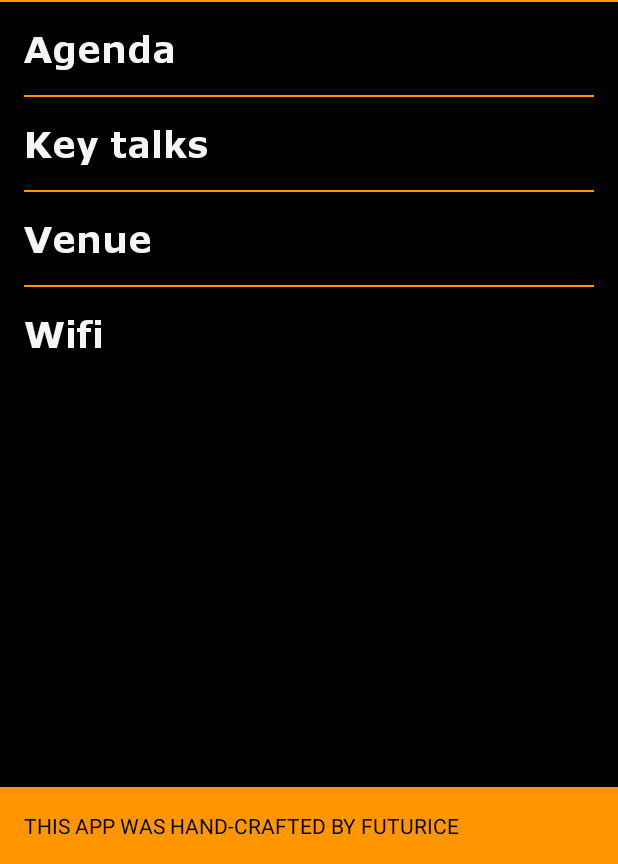
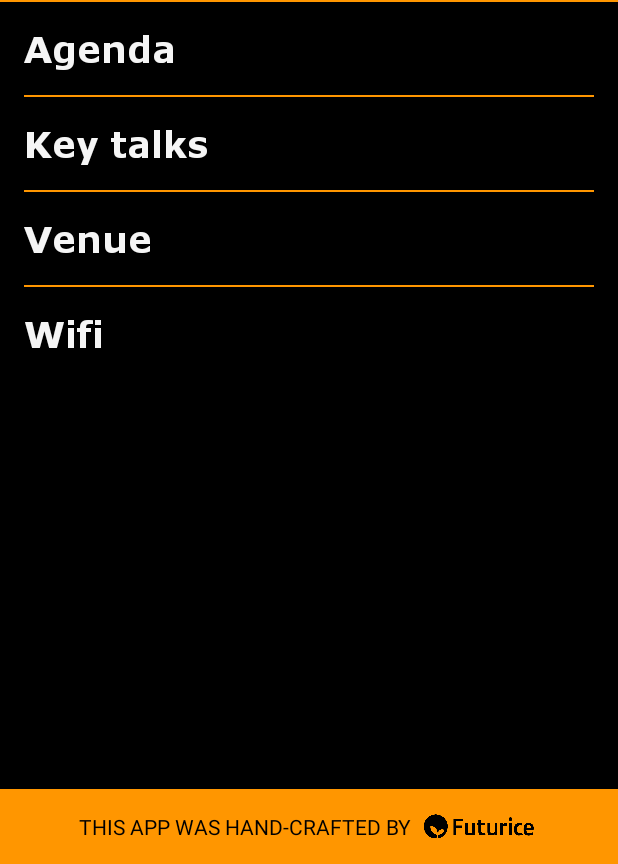
Before and after one commit to futurice/festapp-android, an Android app: the fragment MenuFragment shown on its own in the app's theme, on a phone screen of 412 x 824 dp, the part 372-1236 px from its top. Run offline under Robolectric (Android 15) with nearby library versions, the phone set to English and light mode, and no system bars; Roboto replaces fonts that are not available here; 1 statement that could not run was skipped.

Commit message:
Segoe UI Light font and Futurice logo on MenuFragment footer

```diff
--- a/app/src/main/res/layout/fragment_menu.xml
+++ b/app/src/main/res/layout/fragment_menu.xml
@@ -1,5 +1,6 @@
 <RelativeLayout
     xmlns:android="http://schemas.android.com/apk/res/android"
+    xmlns:app="http://schemas.android.com/apk/res-auto"
     android:layout_width="match_parent"
     android:layout_height="match_parent"
 
@@ -74,14 +75,36 @@
     </LinearLayout>
 
 
-    <TextView android:id="@+id/footer"
+    <LinearLayout
         android:layout_width="match_parent"
         android:layout_height="wrap_content"
+        android:orientation="horizontal"
         android:layout_alignParentBottom="true"
         android:background="@color/orange"
-        android:textColor="@color/black"
-        android:textAllCaps="true"
-        android:padding="@dimen/spacing_normal"
-        android:text="This app was hand-crafted by Futurice"
-        />
+        android:paddingLeft="@dimen/spacing_normal"
+        android:paddingRight="@dimen/spacing_normal"
+        android:paddingTop="@dimen/spacing_small"
+        android:paddingBottom="@dimen/spacing_small"
+        android:gravity="center"
+        >
+        <de.serviceexperiencecamp.android.views.TTFTextView android:id="@+id/footer"
+            android:layout_width="wrap_content"
+            android:layout_height="wrap_content"
+            android:textColor="@color/black"
+            android:textAllCaps="true"
+            android:text="This app was hand-crafted by"
+            android:layout_gravity="center"
+            app:ttf_font="SegoeUILight"
+            />
+
+        <ImageView
+            android:layout_width="80dp"
+            android:layout_height="34dp"
+            android:layout_gravity="center"
+            android:scaleType="fitCenter"
+            android:layout_marginLeft="@dimen/spacing_tiny"
+            android:src="@drawable/futurice_horiz_bw"
+            />
+
+    </LinearLayout>
 </RelativeLayout>
```
Also changed, not shown: app/src/main/res/drawable/futurice_horiz_bw.png (added), 2 other files.
